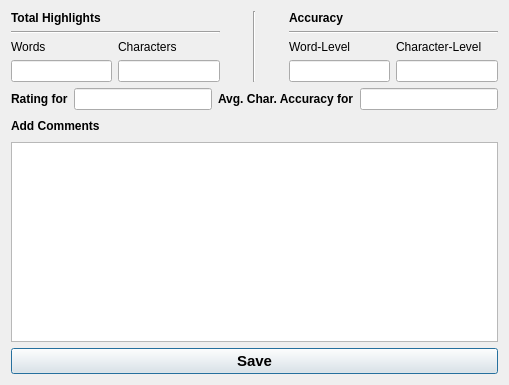
Before: the Qt Designer form FrameWorkCode/commentsview.ui in UDAAN-LEAP/leap-pe-tool, drawn with Qt 5.
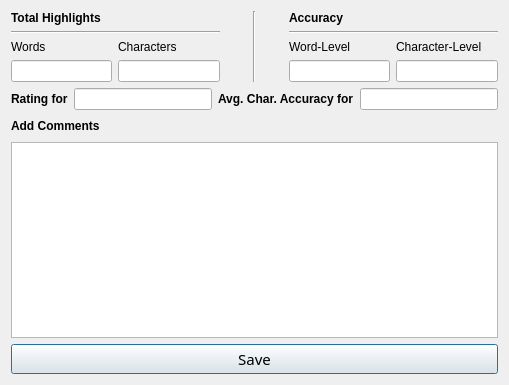
After: the same form once the commit is applied.

Commit message: added work sans regular font to the whole tool

Diff of the .ui file:
```diff
--- a/FrameWorkCode/commentsview.ui
+++ b/FrameWorkCode/commentsview.ui
@@ -13,6 +13,9 @@
   <property name="windowTitle">
    <string>View Comments</string>
   </property>
+  <property name="styleSheet">
+   <string notr="true">font: 11pt &quot;Work Sans&quot;;</string>
+  </property>
   <layout class="QVBoxLayout" name="verticalLayout_7">
    <item>
     <layout class="QHBoxLayout" name="horizontalLayout_3">
@@ -221,9 +224,10 @@
      </property>
      <property name="font">
       <font>
-       <family>Shobhika</family>
-       <pointsize>14</pointsize>
+       <family>Work Sans</family>
+       <pointsize>11</pointsize>
        <weight>50</weight>
+       <italic>false</italic>
        <bold>false</bold>
       </font>
      </property>
@@ -239,9 +243,11 @@
     <widget class="QPushButton" name="pushButton">
      <property name="font">
       <font>
+       <family>Work Sans</family>
        <pointsize>11</pointsize>
-       <weight>75</weight>
-       <bold>true</bold>
+       <weight>50</weight>
+       <italic>false</italic>
+       <bold>false</bold>
        <underline>false</underline>
       </font>
      </property>
```
The commit also changes 24 other files.
